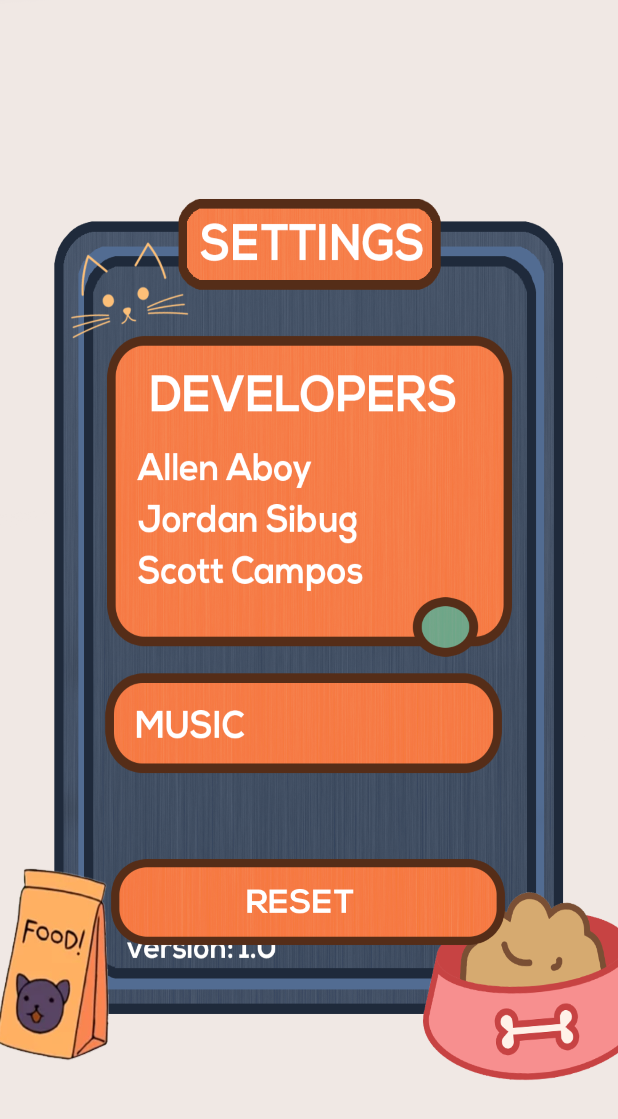
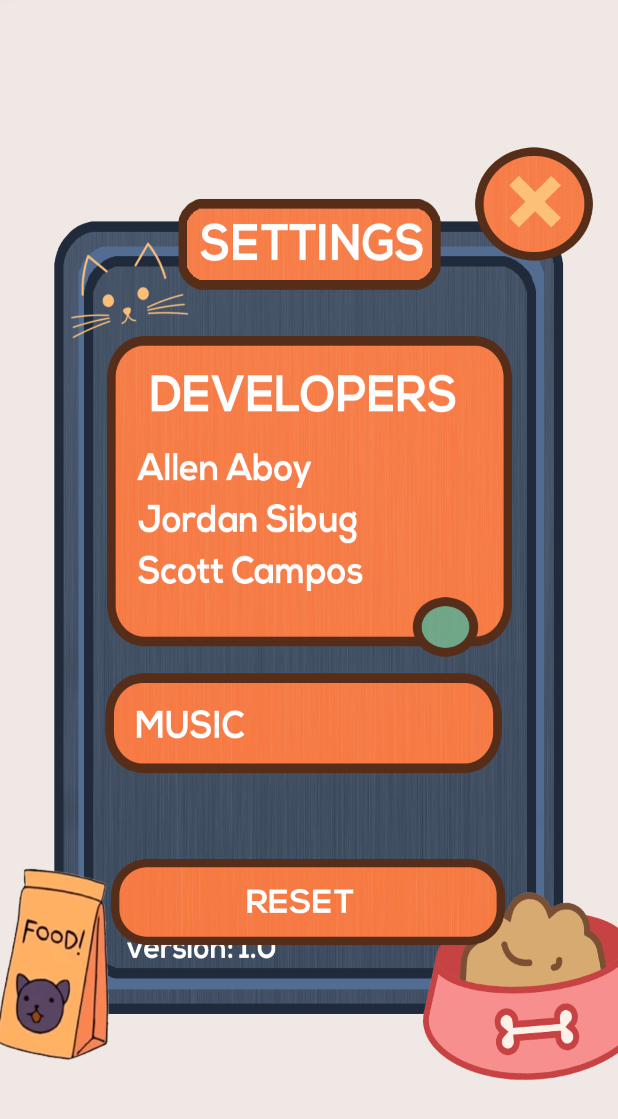
Before and after one commit to louisaboy/MOBDEVE-Pomo-Gochi, an Android app: the screen it shows after launch (SettingsActivity), after a tap on an icon or button, on a phone screen of 412 x 824 dp. Shown: the top 1119 px of the screen. Run offline under Robolectric (Android 15) with nearby library versions, the phone set to English and light mode, and no system bars; Roboto replaces fonts that are not available here.

Commit message:
Fixed music

```diff
--- a/app/src/main/java/com/mobdeve/s14/pomogochi/MainActivity.java
+++ b/app/src/main/java/com/mobdeve/s14/pomogochi/MainActivity.java
@@ -19,8 +19,7 @@ public class MainActivity extends AppCompatActivity {
 
     private TextView tvMoney;
     private MediaPlayer music;
-    public boolean bMusic;
-    Music cMusic = new Music();
+    public String bMusic = "true";
 
     private StoreItemDAO storeItemDAO;
 
@@ -114,9 +113,7 @@ public class MainActivity extends AppCompatActivity {
     protected void onResume() {
         super.onResume();
 
-        bMusic = cMusic.getBMusic();
-
-        if (bMusic) {
+        if (bMusic.equals("true")) {
             music = MediaPlayer.create(MainActivity.this, R.raw.music);
             music.start();
         }
@@ -130,29 +127,51 @@ public class MainActivity extends AppCompatActivity {
     @Override
     protected void onPause(){
         super.onPause();
-        music.stop();
-        music.release();
+        if (bMusic.equals("true")) {
+            music.stop();
+            music.release();
+        }
     }
 
     private void toPomodoro() {
         Intent toPomodoroIntent = new Intent(this, PomodoroTimer.class);
+        toPomodoroIntent.putExtra("Music", bMusic);
         startActivity(toPomodoroIntent);
     }
 
     private void toToDo() {
         Intent toPomodoroIntent = new Intent(this, TodoListActivity.class);
+        toPomodoroIntent.putExtra("Music", bMusic);
         startActivity(toPomodoroIntent);
     }
 
     private void toShop() {
         Intent toPomodoroIntent = new Intent(this, StoreItemActivity.class);
+        toPomodoroIntent.putExtra("Music", bMusic);
         startActivity(toPomodoroIntent);
     }
 
     private void toSettings() {
         Intent toPomodoroIntent = new Intent(this, SettingsActivity.class);
-        startActivity(toPomodoroIntent);
+        toPomodoroIntent.putExtra("Music", bMusic);
+        startActivityForResult(toPomodoroIntent, 0);
     }
+
+    @Override
+    protected void onActivityResult(int requestCode, int resultCode, Intent data) {
+        super.onActivityResult(requestCode, resultCode, data);
+
+        // Check that it is the SecondActivity with an OK result
+        if (requestCode == 0) {
+            if (resultCode == RESULT_OK) {
+
+                // Get String data from Intent
+                String returnString = data.getStringExtra("Music");
+                bMusic = returnString;
+            }
+        }
+    }
+
 
     private void initNavigation() {
         final int uiOptions = View.SYSTEM_UI_FLAG_IMMERSIVE_STICKY;
--- a/app/src/main/java/com/mobdeve/s14/pomogochi/SettingsActivity.java
+++ b/app/src/main/java/com/mobdeve/s14/pomogochi/SettingsActivity.java
@@ -2,6 +2,7 @@ package com.mobdeve.s14.pomogochi;
 
 import androidx.appcompat.app.AppCompatActivity;
 
+import android.content.Intent;
 import android.media.MediaPlayer;
 import android.os.Bundle;
 import android.widget.ImageView;
@@ -11,32 +12,46 @@ public class SettingsActivity extends AppCompatActivity {
     private ImageView ivReset;
     private ImageView ivMusic;
     private MediaPlayer music;
-    public boolean bMusic;
-    Music cMusic = new Music();
+    private ImageView ivExit;
+    public String bMusic;
     private StoreItemDAO storeItemDAO;
+    private int r;
 
 
+    // Creates an instance of the Settings Activity. Also, this function loads all the widgets inside the settings.
+    // It also listens to the clicks of the user wherein the user can reset his/her progress, turn the music on/ off
+    // and exit the settings
     @Override
     protected void onCreate(Bundle savedInstanceState) {
 
         super.onCreate(savedInstanceState);
         setContentView(R.layout.activity_settings);
+        Intent intent = getIntent();
+        bMusic = intent.getStringExtra("Music");
 
         ivReset = findViewById(R.id.iv_reset);
         ivMusic = findViewById(R.id.iv_music);
+        ivExit = findViewById(R.id.iv_close);
 
-        bMusic = cMusic.getBMusic();
+        if (bMusic.equals("true"))
+            ivMusic.setImageResource(R.drawable.on);
+        else
+            ivMusic.setImageResource(R.drawable.off);
 
         ivMusic.setOnClickListener(v ->{
-            if(bMusic){
-                bMusic = false;
-                cMusic.setBMusic(bMusic);
+            if(bMusic.equals("true")){
+                bMusic = "false";
                 ivMusic.setImageResource(R.drawable.off);
+                Intent i = new Intent();
+                i.putExtra("Music", bMusic);
+                setResult(RESULT_OK, i);
             }
             else{
-                bMusic = true;
-                cMusic.setBMusic(bMusic);
+                bMusic = "true";
                 ivMusic.setImageResource(R.drawable.on);
+                Intent i = new Intent();
+                i.putExtra("Music", bMusic);
+                setResult(RESULT_OK, i);
             }
         });
 
@@ -52,24 +67,33 @@ public class SettingsActivity extends AppCompatActivity {
 
             Toast.makeText(getApplicationContext(), "Successfully reset!", Toast.LENGTH_SHORT).show();
         });
+
+        ivExit.setOnClickListener(v ->{
+            finish();
+        });
     }
 
+    // creates a Resume instance wherein the music plays if the music settings is on
     @Override
     protected void onResume(){
         super.onResume();
 
-        bMusic = cMusic.getBMusic();
+        r = 0;
 
-        if (bMusic) {
+        if (bMusic.equals("true")) {
             music = MediaPlayer.create(SettingsActivity.this, R.raw.music);
             music.start();
+            r = 1;
         }
     }
 
+    // Turns the music off
     @Override
     protected void onPause(){
         super.onPause();
-        music.stop();
-        music.release();
+        if ( r == 1) {
+            music.stop();
+            music.release();
+        }
     }
 }
--- a/app/src/main/res/layout/activity_settings.xml
+++ b/app/src/main/res/layout/activity_settings.xml
@@ -40,4 +40,14 @@
         app:layout_constraintTop_toTopOf="parent"
         app:srcCompat="@drawable/on" />
 
+    <ImageView
+        android:id="@+id/iv_close"
+        android:layout_width="80dp"
+        android:layout_height="80dp"
+        android:layout_marginTop="96dp"
+        android:layout_marginEnd="16dp"
+        app:layout_constraintEnd_toEndOf="parent"
+        app:layout_constraintTop_toTopOf="parent"
+        app:srcCompat="@drawable/exit" />
+
 </androidx.constraintlayout.widget.ConstraintLayout>
```
Also changed, not shown: app/src/main/java/com/mobdeve/s14/pomogochi/Note.java (+13 -0 lines), app/src/main/java/com/mobdeve/s14/pomogochi/NoteDetailActivity.java (+10 -22 lines), app/src/main/java/com/mobdeve/s14/pomogochi/PomodoroTimer.java (+9 -7 lines), app/src/main/java/com/mobdeve/s14/pomogochi/StoreItemActivity.java (+9 -7 lines), app/src/main/java/com/mobdeve/s14/pomogochi/TodoListActivity.java (+19 -10 lines).
